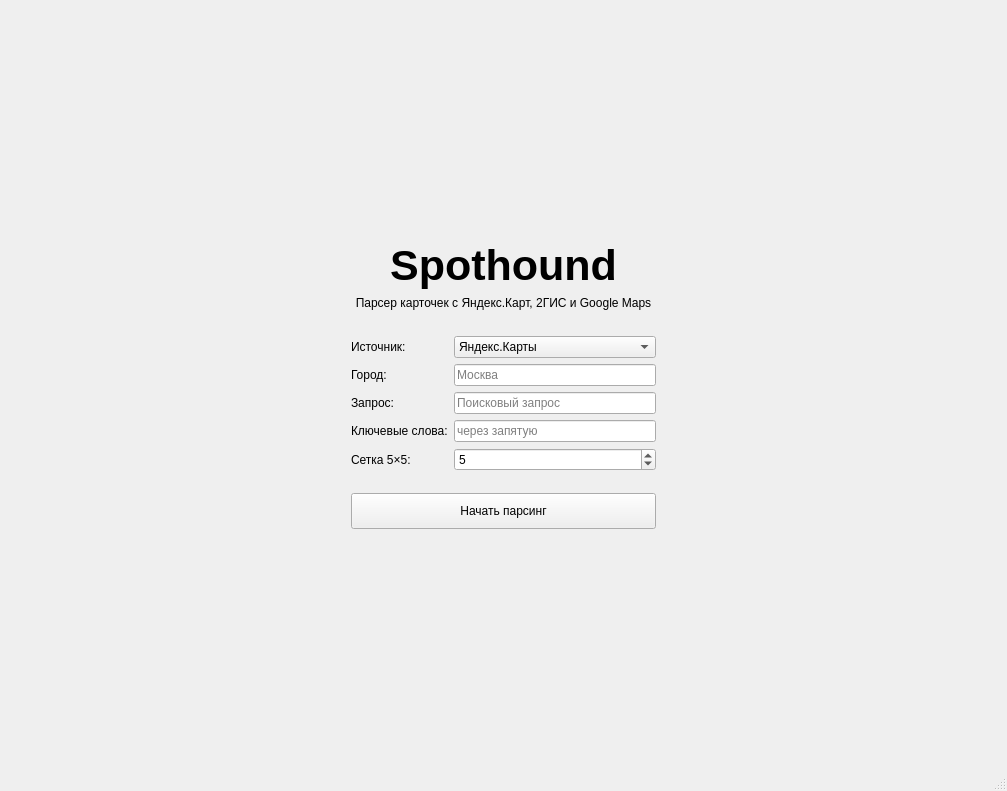
Before: the Qt Designer form src/mainwindow.ui in medvedevD/spothound-desktop, drawn with Qt 5.
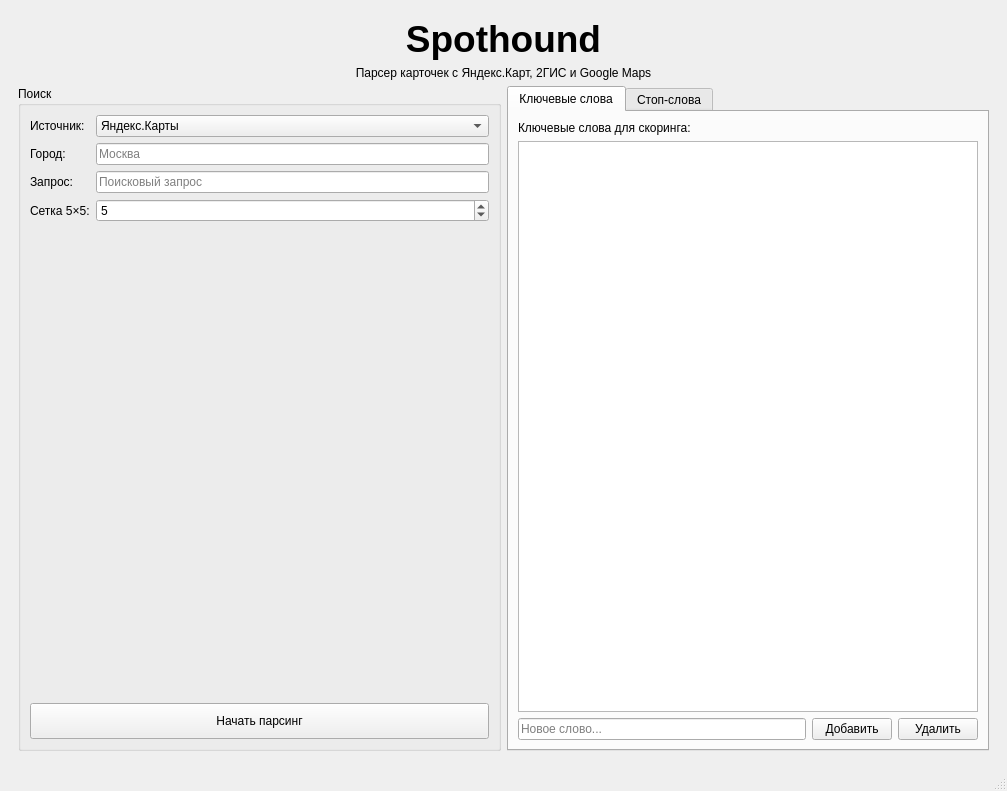
After: the same form once the commit is applied. Icons and pictures are not drawn. Custom widgets are drawn as their Qt base class.

Commit message: move filters to start screen as tab widget

Patch:
```diff
--- a/src/mainwindow.ui
+++ b/src/mainwindow.ui
@@ -22,62 +22,32 @@
       <widget class="QWidget" name="startPage">
        <layout class="QVBoxLayout" name="startLayout">
         <item>
-         <spacer name="topSpacer">
-          <property name="orientation">
-           <enum>Qt::Vertical</enum>
+         <widget class="QLabel" name="titleLabel">
+          <property name="text"><string>Spothound</string></property>
+          <property name="alignment"><set>Qt::AlignCenter</set></property>
+          <property name="font">
+           <font><pointsize>28</pointsize><bold>true</bold></font>
           </property>
-          <property name="sizeHint" stdset="0">
-           <size><width>20</width><height>80</height></size>
-          </property>
-         </spacer>
+          <property name="maximumHeight"><number>60</number></property>
+         </widget>
         </item>
+
         <item>
-         <layout class="QHBoxLayout">
+         <widget class="QLabel" name="subtitleLabel">
+          <property name="text"><string>Парсер карточек с Яндекс.Карт, 2ГИС и Google Maps</string></property>
+          <property name="alignment"><set>Qt::AlignCenter</set></property>
+          <property name="maximumHeight"><number>24</number></property>
+         </widget>
+        </item>
+
+        <item>
+         <layout class="QHBoxLayout" name="columnsLayout">
+
+          <!-- LEFT: Search -->
           <item>
-           <spacer name="leftSpacer">
-            <property name="orientation">
-             <enum>Qt::Horizontal</enum>
-            </property>
-            <property name="sizeHint" stdset="0">
-             <size><width>40</width><height>20</height></size>
-            </property>
-           </spacer>
-          </item>
-          <item>
-           <widget class="QWidget" name="formContainer">
-            <property name="maximumWidth">
-             <number>480</number>
-            </property>
-            <layout class="QVBoxLayout" name="formVLayout">
-             <item>
-              <widget class="QLabel" name="titleLabel">
-               <property name="text">
-                <string>Spothound</string>
-               </property>
-               <property name="alignment">
-                <set>Qt::AlignCenter</set>
-               </property>
-               <property name="font">
-                <font><pointsize>32</pointsize><bold>true</bold></font>
-               </property>
-              </widget>
-             </item>
-             <item>
-              <widget class="QLabel" name="subtitleLabel">
-               <property name="text">
-                <string>Парсер карточек с Яндекс.Карт, 2ГИС и Google Maps</string>
-               </property>
-               <property name="alignment">
-                <set>Qt::AlignCenter</set>
-               </property>
-              </widget>
-             </item>
-             <item>
-              <spacer>
-               <property name="orientation"><enum>Qt::Vertical</enum></property>
-               <property name="sizeHint" stdset="0"><size><width>20</width><height>20</height></size></property>
-              </spacer>
-             </item>
+           <widget class="QGroupBox" name="searchGroup">
+            <property name="title"><string>Поиск</string></property>
+            <layout class="QVBoxLayout" name="searchGroupLayout">
              <item>
               <layout class="QFormLayout" name="formLayout">
                <item row="0" column="0">
@@ -109,20 +79,11 @@
                 </widget>
                </item>
                <item row="3" column="0">
-                <widget class="QLabel"><property name="text"><string>Ключевые слова:</string></property></widget>
-               </item>
-               <item row="3" column="1">
-                <widget class="QLineEdit" name="scoreKeywords">
-                 <property name="placeholderText"><string>через запятую</string></property>
-                 <property name="clearButtonEnabled"><bool>true</bool></property>
-                </widget>
-               </item>
-               <item row="4" column="0">
                 <widget class="QLabel" name="gridLabel">
                  <property name="text"><string>Сетка 5×5:</string></property>
                 </widget>
                </item>
-               <item row="4" column="1">
+               <item row="3" column="1">
                 <widget class="QSpinBox" name="gridSize">
                  <property name="minimum"><number>2</number></property>
                  <property name="maximum"><number>10</number></property>
@@ -134,7 +95,7 @@
              <item>
               <spacer>
                <property name="orientation"><enum>Qt::Vertical</enum></property>
-               <property name="sizeHint" stdset="0"><size><width>20</width><height>16</height></size></property>
+               <property name="sizeHint" stdset="0"><size><width>20</width><height>40</height></size></property>
               </spacer>
              </item>
              <item>
@@ -148,28 +109,83 @@
             </layout>
            </widget>
           </item>
+
+
+          <!-- RIGHT: Filters -->
           <item>
-           <spacer name="rightSpacer">
-            <property name="orientation">
-             <enum>Qt::Horizontal</enum>
-            </property>
-            <property name="sizeHint" stdset="0">
-             <size><width>40</width><height>20</height></size>
-            </property>
-           </spacer>
+           <widget class="QTabWidget" name="filtersTab">
+
+            <widget class="QWidget" name="tabKeywords">
+             <attribute name="title"><string>Ключевые слова</string></attribute>
+             <layout class="QVBoxLayout">
+              <item>
+               <widget class="QLabel" name="keywordsLabel">
+                <property name="text"><string>Ключевые слова для скоринга:</string></property>
+               </widget>
+              </item>
+              <item>
+               <widget class="HintListWidget" name="keywordsList"/>
+              </item>
+              <item>
+               <layout class="QHBoxLayout">
+                <item>
+                 <widget class="QLineEdit" name="keywordInput">
+                  <property name="placeholderText"><string>Новое слово...</string></property>
+                 </widget>
+                </item>
+                <item>
+                 <widget class="QPushButton" name="btnAddKeyword">
+                  <property name="text"><string>Добавить</string></property>
+                 </widget>
+                </item>
+                <item>
+                 <widget class="QPushButton" name="btnRemoveKeyword">
+                  <property name="text"><string>Удалить</string></property>
+                 </widget>
+                </item>
+               </layout>
+              </item>
+             </layout>
+            </widget>
+
+            <widget class="QWidget" name="tabStopWords">
+             <attribute name="title"><string>Стоп-слова</string></attribute>
+             <layout class="QVBoxLayout">
+              <item>
+               <widget class="QLabel" name="stopWordsLabel">
+                <property name="text"><string>Стоп-слова (результаты с этими словами будут скрыты):</string></property>
+               </widget>
+              </item>
+              <item>
+               <widget class="HintListWidget" name="stopWordsList"/>
+              </item>
+              <item>
+               <layout class="QHBoxLayout">
+                <item>
+                 <widget class="QLineEdit" name="stopWordInput">
+                  <property name="placeholderText"><string>Новое слово...</string></property>
+                 </widget>
+                </item>
+                <item>
+                 <widget class="QPushButton" name="btnAddStopWord">
+                  <property name="text"><string>Добавить</string></property>
+                 </widget>
+                </item>
+                <item>
+                 <widget class="QPushButton" name="btnRemoveStopWord">
+                  <property name="text"><string>Удалить</string></property>
+                 </widget>
+                </item>
+               </layout>
+              </item>
+             </layout>
+            </widget>
+
+           </widget>
           </item>
+
          </layout>
         </item>
-        <item>
-         <spacer name="bottomSpacer">
-          <property name="orientation">
-           <enum>Qt::Vertical</enum>
-          </property>
-          <property name="sizeHint" stdset="0">
-           <size><width>20</width><height>80</height></size>
-          </property>
-         </spacer>
-        </item>
        </layout>
       </widget>
 
@@ -241,6 +257,13 @@
   </widget>
   <widget class="QStatusBar" name="statusbar"/>
  </widget>
+ <customwidgets>
+  <customwidget>
+   <class>HintListWidget</class>
+   <extends>QListWidget</extends>
+   <header>hintlistwidget.h</header>
+  </customwidget>
+ </customwidgets>
  <resources/>
  <connections/>
 </ui>
```
Left out of the diff: 7 changed lines with no effect on the pictures. The commit also changes 5 other files.
